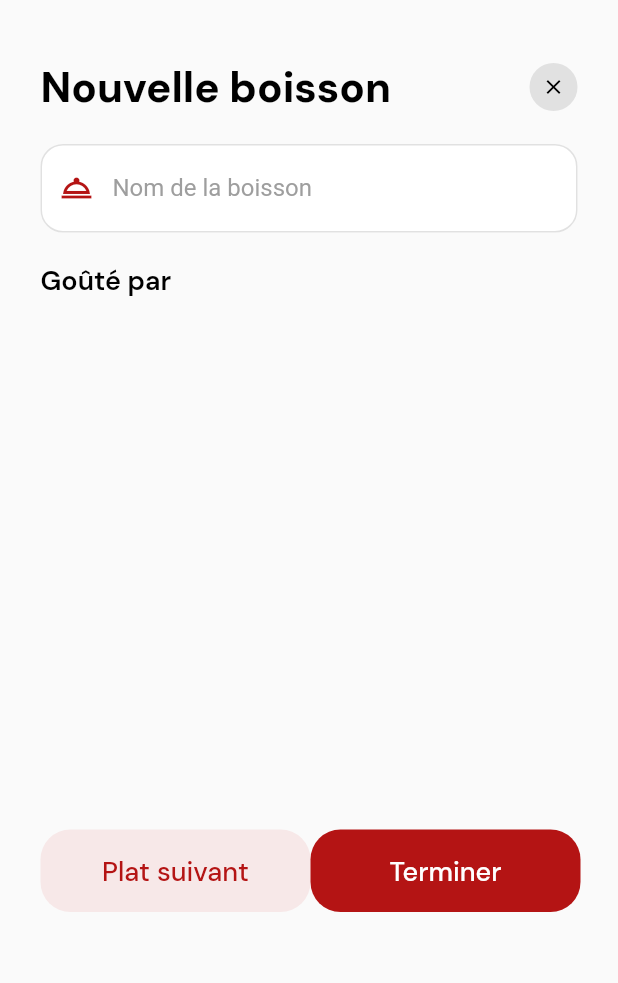
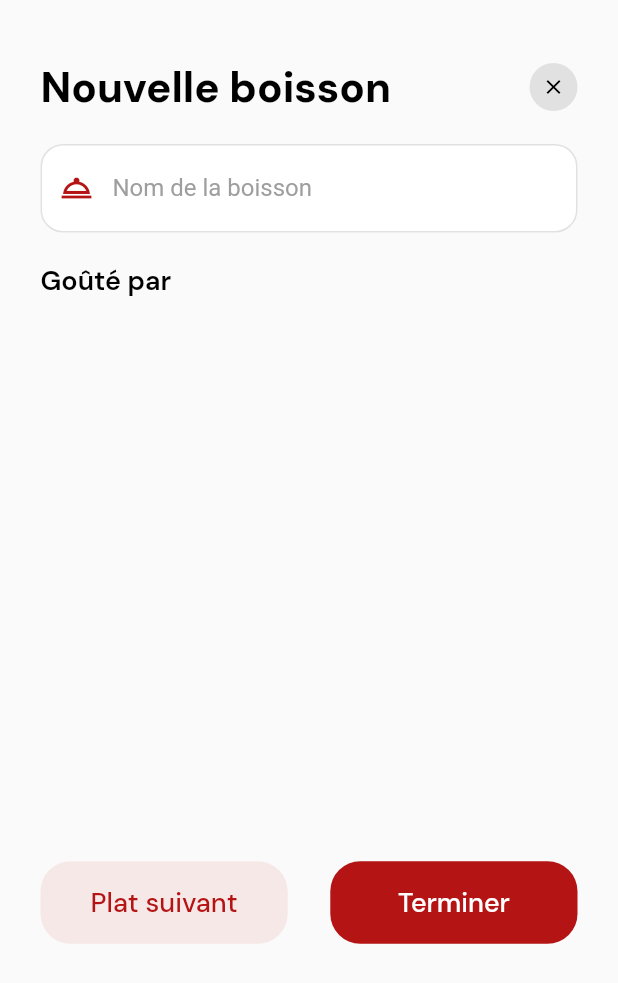
Before and after one commit to tegbessou/mobile-dedc, a Flutter app: the AddBeverageView widget shown alone on an empty page, opened directly with empty values, on a phone screen of 412 x 824 dp. Shown: the top 983 px of the screen. Run offline on Flutter 3.47's test engine with Material 2 defaults, Android fonts, the phone set to English and light mode, and no system bars; our stand-ins replace flutter_dotenv, flutter_secure_storage, flutter_typeahead, go_router, google_fonts, jwt_decoder; accounts and stored records are empty; network calls fail.

Commit message:
Fix display on different device

```diff
--- a/lib/view/homepage/_tasting_card_view.dart
+++ b/lib/view/homepage/_tasting_card_view.dart
@@ -61,6 +61,7 @@ class TastingCardView extends StatelessWidget {
                 top: 7,
                 bottom: 7,
               ),
+              width: MediaQuery.of(context).size.width - 190,
               child: Column(
                 mainAxisSize: MainAxisSize.max,
                 crossAxisAlignment: CrossAxisAlignment.start,
@@ -89,12 +90,10 @@ class TastingCardView extends StatelessWidget {
                           color: Colors.grey,
                         ),
                       ),
+                      Spacer(),
                       Container(
                         height: 25,
                         width: 85,
-                        margin: const EdgeInsets.only(
-                          left: 80,
-                        ),
                         child: ElevatedButton(
                           style: ElevatedButton.styleFrom(
                             shape: RoundedRectangleBorder(
--- a/lib/view/tasting/_add_beverage_view.dart
+++ b/lib/view/tasting/_add_beverage_view.dart
@@ -59,6 +59,7 @@ class AddDishViewState extends State<AddBeverageView> {
       padding: const EdgeInsets.only(
         left: 27,
         right: 27,
+        bottom: 30,
       ),
       child: Column(
         mainAxisSize: MainAxisSize.max,
@@ -131,7 +132,7 @@ class AddDishViewState extends State<AddBeverageView> {
               )
           ),
           SizedBox(
-            height: 300,
+            height: MediaQuery.of(context).size.height * 0.35,
             child: ListView.builder(
               scrollDirection: Axis.vertical,
               itemCount: beverageParticipants.length,
@@ -209,18 +210,14 @@ class AddDishViewState extends State<AddBeverageView> {
               },
             ),
           ),
-          const Padding(
-            padding: EdgeInsets.only(
-              bottom: 30,
-            ),
-          ),
+          const Spacer(),
           Row(
             mainAxisAlignment: MainAxisAlignment.spaceBetween,
             children: [
               FloatingActionButtonCustom(
                 onPressed: () {},
                 text: "Plat suivant",
-                width: 180,
+                width: MediaQuery.of(context).size.width / 2.5,
                 height: 55,
                 margin: const EdgeInsets.all(0),
                 backgroundColor: MyColors().lightPrimaryColor,
@@ -231,18 +228,13 @@ class AddDishViewState extends State<AddBeverageView> {
               FloatingActionButtonCustom(
                 onPressed: createDish,
                 text: "Terminer",
-                width: 180,
+                width: MediaQuery.of(context).size.width / 2.5,
                 height: 55,
                 margin: const EdgeInsets.all(0),
                 elevation: 0,
                 fontWeight: FontWeight.w500,
               ),
             ],
-          ),
-          const Padding(
-            padding: EdgeInsets.only(
-              bottom: 0,
-            )
           ),
         ],
       ),
--- a/lib/view/tasting/_beverage_card_view.dart
+++ b/lib/view/tasting/_beverage_card_view.dart
@@ -37,7 +37,7 @@ class BeverageCardView extends StatelessWidget {
           children: [
             const Padding(padding: EdgeInsets.only(right: 15)),
             Container(
-              width: 330,
+              width: MediaQuery.of(context).size.width - 100,
               padding: const EdgeInsets.only(
                 top: 5,
                 bottom: 5,
--- a/lib/view/tasting/_dish_card_view.dart
+++ b/lib/view/tasting/_dish_card_view.dart
@@ -37,7 +37,7 @@ class DishCardView extends StatelessWidget {
           children: [
             const Padding(padding: EdgeInsets.only(right: 15)),
             Container(
-              width: 330,
+              width: MediaQuery.of(context).size.width - 100,
               padding: const EdgeInsets.only(
                 top: 5,
                 bottom: 5,
--- a/lib/view/tasting/_tab_beverages_view.dart
+++ b/lib/view/tasting/_tab_beverages_view.dart
@@ -79,7 +79,7 @@ class TabBeveragesViewState extends State<TabBeveragesView> {
                 children: [
                   SingleChildScrollView(
                     child: SizedBox(
-                      height: 540,
+                      height: MediaQuery.of(context).size.height - 350,
                       child: ListView.builder(
                       scrollDirection: Axis.vertical,
                       itemCount: loadedBeverages.length,
@@ -91,6 +91,7 @@ class TabBeveragesViewState extends State<TabBeveragesView> {
                   ),
                 ),
               ),
+              Spacer(),
               FloatingActionButtonCustom(
                 onPressed: () {
                   Future<
--- a/lib/view/tasting/_tab_dishes_view.dart
+++ b/lib/view/tasting/_tab_dishes_view.dart
@@ -73,7 +73,7 @@ class TabDishesViewState extends State<TabDishesView> {
                 children: [
                   SingleChildScrollView(
                     child: SizedBox(
-                      height: 540,
+                      height: MediaQuery.of(context).size.height - 350,
                       child: ListView.builder(
                       scrollDirection: Axis.vertical,
                       itemCount: loadedDishes.length,
@@ -85,6 +85,7 @@ class TabDishesViewState extends State<TabDishesView> {
                   ),
                 ),
               ),
+              Spacer(),
               FloatingActionButtonCustom(
                   onPressed: () {
                     Future<
--- a/pubspec.yaml
+++ b/pubspec.yaml
@@ -3,7 +3,7 @@ description: Appli de dégustation de restaurant.
 
 publish_to: 'none'
 
-version: 1.0.0+2
+version: 1.0.0+3
 
 environment:
   sdk: '>=2.18.6 <3.0.0'
```
Also changed, not shown: lib/controller/tasting_controller.dart (+2 -8 lines), lib/view/tasting/_add_dish_view.dart (+5 -13 lines), lib/view/tasting/_tasting_header.dart (+12 -12 lines).
